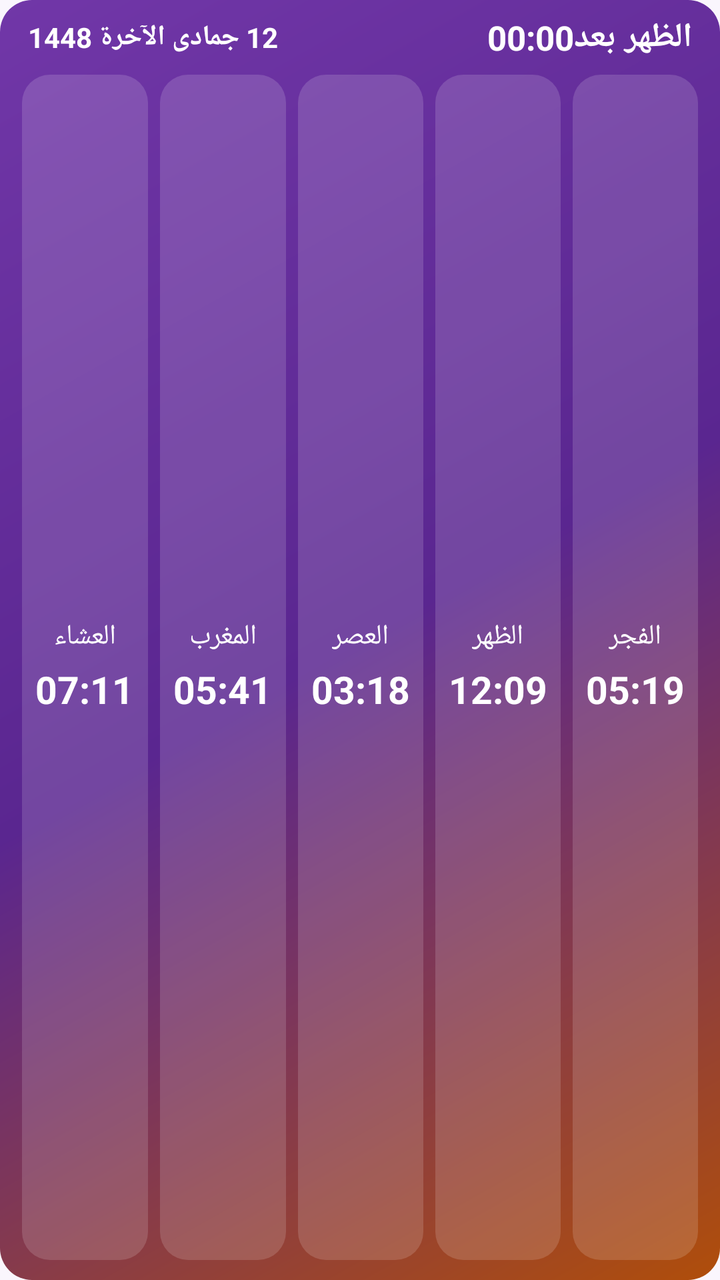
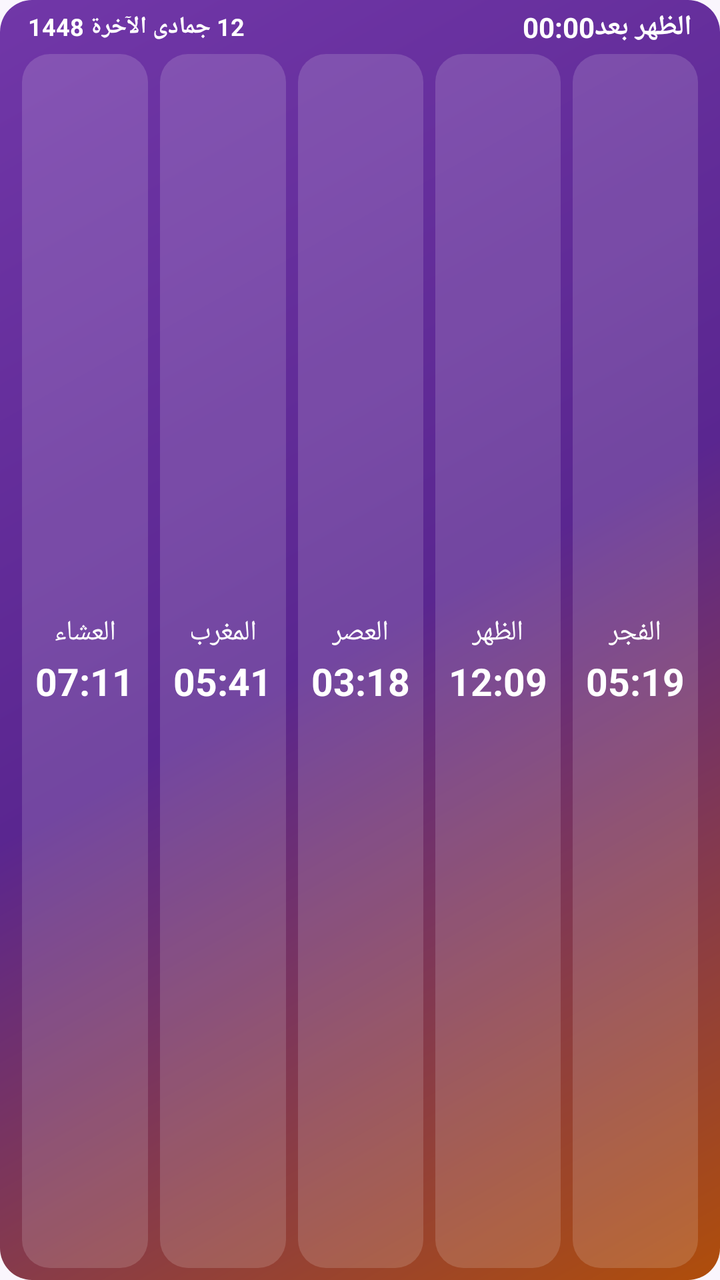

Two renders of the same Android screen: before a commit and after it. Below are the layout's source before the change and the commit's diff.
<!-- AndroidManifest.xml: application theme AppTheme -->
<!-- res/layout/widget_day_cards.xml -->
<?xml version="1.0" encoding="utf-8"?>
<FrameLayout xmlns:android="http://schemas.android.com/apk/res/android" android:id="@+id/widget_root" android:layout_width="match_parent" android:layout_height="match_parent" android:layoutDirection="rtl">
    <ImageView android:id="@+id/wbg" android:layout_width="match_parent" android:layout_height="match_parent" android:scaleType="fitXY" android:src="@drawable/wbg_grad_1" android:contentDescription="@null" />
    <LinearLayout android:layout_width="match_parent" android:layout_height="match_parent" android:orientation="vertical">
        <LinearLayout android:id="@+id/w_head" android:layout_width="match_parent" android:layout_height="wrap_content" android:orientation="horizontal" android:gravity="center_vertical" android:paddingStart="14dp" android:paddingEnd="14dp" android:paddingTop="7dp" android:paddingBottom="7dp" >
            <TextView android:id="@+id/w_next" android:layout_width="wrap_content" android:layout_height="wrap_content" android:text="الظهر بعد" android:textColor="#FFFFFF" android:textSize="17dp" android:textStyle="bold" android:maxLines="1" />
            <Chronometer android:id="@+id/w_chrono" android:layout_width="wrap_content" android:layout_height="wrap_content" android:layout_marginStart="6dp" android:textColor="#FFFFFF" android:textSize="17dp" android:textStyle="bold" android:layoutDirection="ltr" />
            <TextView android:id="@+id/w_cd" android:layout_width="wrap_content" android:layout_height="wrap_content" android:visibility="gone" />
            <TextView android:id="@+id/w_label" android:layout_width="wrap_content" android:layout_height="wrap_content" android:visibility="gone" />
            <TextView android:id="@+id/w_city" android:layout_width="0dp" android:layout_height="wrap_content" android:layout_weight="1" android:layout_marginStart="8dp" android:textColor="#E6D6F5" android:textSize="11dp" android:maxLines="1" android:ellipsize="end" />
            <TextView android:id="@+id/w_hijri" android:layout_width="wrap_content" android:layout_height="wrap_content" android:text="12 جمادى الآخرة 1448" android:textColor="#FFFFFF" android:textSize="14dp" android:textStyle="bold" android:maxLines="1" android:ellipsize="end" />
        </LinearLayout>
        <LinearLayout android:layout_width="match_parent" android:layout_height="0dp" android:layout_weight="1" android:orientation="horizontal" android:gravity="center_vertical" android:paddingStart="8dp" android:paddingEnd="8dp" android:paddingBottom="10dp">
            <LinearLayout android:id="@+id/c0" android:layout_width="0dp" android:layout_height="match_parent" android:layout_weight="1" android:orientation="vertical" android:gravity="center" android:layout_marginStart="3dp" android:layout_marginEnd="3dp" android:background="@drawable/w_tile_l">
                <TextView android:id="@+id/n0" android:layout_width="wrap_content" android:layout_height="wrap_content" android:text="الفجر" android:textColor="#FFFFFF" android:textSize="14dp" android:maxLines="1" />
                <TextView android:id="@+id/t0" android:layout_width="wrap_content" android:layout_height="wrap_content" android:layout_marginTop="3dp" android:paddingStart="5dp" android:paddingEnd="5dp" android:paddingTop="1dp" android:paddingBottom="1dp" android:text="05:19" android:textColor="#FFFFFF" android:textSize="19dp" android:textStyle="bold" android:maxLines="1" />
            </LinearLayout>
            <LinearLayout android:id="@+id/c1" android:layout_width="0dp" android:layout_height="match_parent" android:layout_weight="1" android:orientation="vertical" android:gravity="center" android:layout_marginStart="3dp" android:layout_marginEnd="3dp" android:background="@drawable/w_tile_l">
                <TextView android:id="@+id/n1" android:layout_width="wrap_content" android:layout_height="wrap_content" android:text="الظهر" android:textColor="#FFFFFF" android:textSize="14dp" android:maxLines="1" />
                <TextView android:id="@+id/t1" android:layout_width="wrap_content" android:layout_height="wrap_content" android:layout_marginTop="3dp" android:paddingStart="5dp" android:paddingEnd="5dp" android:paddingTop="1dp" android:paddingBottom="1dp" android:text="12:09" android:textColor="#FFFFFF" android:textSize="19dp" android:textStyle="bold" android:maxLines="1" />
            </LinearLayout>
            <LinearLayout android:id="@+id/c2" android:layout_width="0dp" android:layout_height="match_parent" android:layout_weight="1" android:orientation="vertical" android:gravity="center" android:layout_marginStart="3dp" android:layout_marginEnd="3dp" android:background="@drawable/w_tile_l">
                <TextView android:id="@+id/n2" android:layout_width="wrap_content" android:layout_height="wrap_content" android:text="العصر" android:textColor="#FFFFFF" android:textSize="14dp" android:maxLines="1" />
                <TextView android:id="@+id/t2" android:layout_width="wrap_content" android:layout_height="wrap_content" android:layout_marginTop="3dp" android:paddingStart="5dp" android:paddingEnd="5dp" android:paddingTop="1dp" android:paddingBottom="1dp" android:text="03:18" android:textColor="#FFFFFF" android:textSize="19dp" android:textStyle="bold" android:maxLines="1" />
            </LinearLayout>
            <LinearLayout android:id="@+id/c3" android:layout_width="0dp" android:layout_height="match_parent" android:layout_weight="1" android:orientation="vertical" android:gravity="center" android:layout_marginStart="3dp" android:layout_marginEnd="3dp" android:background="@drawable/w_tile_l">
                <TextView android:id="@+id/n3" android:layout_width="wrap_content" android:layout_height="wrap_content" android:text="المغرب" android:textColor="#FFFFFF" android:textSize="14dp" android:maxLines="1" />
                <TextView android:id="@+id/t3" android:layout_width="wrap_content" android:layout_height="wrap_content" android:layout_marginTop="3dp" android:paddingStart="5dp" android:paddingEnd="5dp" android:paddingTop="1dp" android:paddingBottom="1dp" android:text="05:41" android:textColor="#FFFFFF" android:textSize="19dp" android:textStyle="bold" android:maxLines="1" />
            </LinearLayout>
            <LinearLayout android:id="@+id/c4" android:layout_width="0dp" android:layout_height="match_parent" android:layout_weight="1" android:orientation="vertical" android:gravity="center" android:layout_marginStart="3dp" android:layout_marginEnd="3dp" android:background="@drawable/w_tile_l">
                <TextView android:id="@+id/n4" android:layout_width="wrap_content" android:layout_height="wrap_content" android:text="العشاء" android:textColor="#FFFFFF" android:textSize="14dp" android:maxLines="1" />
                <TextView android:id="@+id/t4" android:layout_width="wrap_content" android:layout_height="wrap_content" android:layout_marginTop="3dp" android:paddingStart="5dp" android:paddingEnd="5dp" android:paddingTop="1dp" android:paddingBottom="1dp" android:text="07:11" android:textColor="#FFFFFF" android:textSize="19dp" android:textStyle="bold" android:maxLines="1" />
            </LinearLayout>
        </LinearLayout>
    </LinearLayout>
</FrameLayout>
<!-- resources referenced by this layout -->
<resources>
  <!-- drawable w_tile_l (drawable) -->
  <?xml version="1.0" encoding="utf-8"?>
  <shape xmlns:android="http://schemas.android.com/apk/res/android" android:shape="rectangle">
      <solid android:color="#26FFFFFF" />
      <corners android:radius="14dp" />
  </shape>
  <!-- drawable wbg_grad_1 (drawable) -->
  <?xml version="1.0" encoding="utf-8"?>
  <shape xmlns:android="http://schemas.android.com/apk/res/android" android:shape="rectangle">
      <gradient android:angle="315" android:startColor="#7137A8" android:centerColor="#5A2690" android:endColor="#B04E0A" />
      <corners android:radius="16dp" />
  </shape>
  <style name="AppTheme" parent="@android:style/Theme.Material.Light.NoActionBar">
          <item name="android:windowBackground">@color/bg</item>
          <item name="android:statusBarColor">@color/bg</item>
          <item name="android:navigationBarColor">@color/bg</item>
          <item name="android:colorAccent">@color/orange</item>
          <item name="android:colorPrimary">@color/purple</item>
      </style>
  <color name="bg">#FAF6FD</color>
  <color name="orange">#F28A32</color>
  <color name="purple">#7137A8</color>
</resources>

<!-- the commit's change to res/layout/widget_day_cards.xml (unified diff, before → after) -->
@@ -1,35 +1,36 @@
 <?xml version="1.0" encoding="utf-8"?>
 <FrameLayout xmlns:android="http://schemas.android.com/apk/res/android" android:id="@+id/widget_root" android:layout_width="match_parent" android:layout_height="match_parent" android:layoutDirection="rtl">
-    <ImageView android:id="@+id/wbg" android:layout_width="match_parent" android:layout_height="match_parent" android:scaleType="fitXY" android:src="@drawable/wbg_grad_1" android:contentDescription="@null" />
+    <ImageView android:id="@+id/wbg" android:layout_width="match_parent" android:layout_height="match_parent" android:clipToOutline="true" android:scaleType="fitXY" android:src="@drawable/wbg_grad_1" android:contentDescription="@null" />
     <LinearLayout android:layout_width="match_parent" android:layout_height="match_parent" android:orientation="vertical">
-        <LinearLayout android:id="@+id/w_head" android:layout_width="match_parent" android:layout_height="wrap_content" android:orientation="horizontal" android:gravity="center_vertical" android:paddingStart="14dp" android:paddingEnd="14dp" android:paddingTop="7dp" android:paddingBottom="7dp" >
-            <TextView android:id="@+id/w_next" android:layout_width="wrap_content" android:layout_height="wrap_content" android:text="الظهر بعد" android:textColor="#FFFFFF" android:textSize="17dp" android:textStyle="bold" android:maxLines="1" />
-            <Chronometer android:id="@+id/w_chrono" android:layout_width="wrap_content" android:layout_height="wrap_content" android:layout_marginStart="6dp" android:textColor="#FFFFFF" android:textSize="17dp" android:textStyle="bold" android:layoutDirection="ltr" />
+        <LinearLayout android:id="@+id/w_head" android:layout_width="match_parent" android:layout_height="wrap_content" android:orientation="horizontal" android:gravity="center_vertical" android:paddingStart="14dp" android:paddingEnd="14dp" android:paddingTop="4dp" android:paddingBottom="4dp" >
+            <TextView android:id="@+id/w_next" android:layout_width="wrap_content" android:layout_height="wrap_content" android:text="الظهر بعد" android:textColor="#FFFFFF" android:textSize="14dp" android:textStyle="bold" android:maxLines="1" />
+            <Chronometer android:id="@+id/w_chrono" android:layout_width="wrap_content" android:layout_height="wrap_content" android:layout_marginStart="6dp" android:textColor="#FFFFFF" android:textSize="14dp" android:textStyle="bold" android:layoutDirection="ltr" />
             <TextView android:id="@+id/w_cd" android:layout_width="wrap_content" android:layout_height="wrap_content" android:visibility="gone" />
             <TextView android:id="@+id/w_label" android:layout_width="wrap_content" android:layout_height="wrap_content" android:visibility="gone" />
             <TextView android:id="@+id/w_city" android:layout_width="0dp" android:layout_height="wrap_content" android:layout_weight="1" android:layout_marginStart="8dp" android:textColor="#E6D6F5" android:textSize="11dp" android:maxLines="1" android:ellipsize="end" />
-            <TextView android:id="@+id/w_hijri" android:layout_width="wrap_content" android:layout_height="wrap_content" android:text="12 جمادى الآخرة 1448" android:textColor="#FFFFFF" android:textSize="14dp" android:textStyle="bold" android:maxLines="1" android:ellipsize="end" />
+            <TextView android:id="@+id/w_weather" android:layout_width="wrap_content" android:layout_height="wrap_content" android:layout_marginEnd="8dp" android:textColor="#FFFFFF" android:textSize="12dp" android:textStyle="bold" android:maxLines="1" android:visibility="gone" />
+            <TextView android:id="@+id/w_hijri" android:layout_width="wrap_content" android:layout_height="wrap_content" android:text="12 جمادى الآخرة 1448" android:textColor="#FFFFFF" android:textSize="12dp" android:textStyle="bold" android:maxLines="1" android:ellipsize="end" />
         </LinearLayout>
-        <LinearLayout android:layout_width="match_parent" android:layout_height="0dp" android:layout_weight="1" android:orientation="horizontal" android:gravity="center_vertical" android:paddingStart="8dp" android:paddingEnd="8dp" android:paddingBottom="10dp">
+        <LinearLayout android:layout_width="match_parent" android:layout_height="0dp" android:layout_weight="1" android:orientation="horizontal" android:gravity="center_vertical" android:paddingStart="8dp" android:paddingEnd="8dp" android:paddingBottom="6dp">
             <LinearLayout android:id="@+id/c0" android:layout_width="0dp" android:layout_height="match_parent" android:layout_weight="1" android:orientation="vertical" android:gravity="center" android:layout_marginStart="3dp" android:layout_marginEnd="3dp" android:background="@drawable/w_tile_l">
                 <TextView android:id="@+id/n0" android:layout_width="wrap_content" android:layout_height="wrap_content" android:text="الفجر" android:textColor="#FFFFFF" android:textSize="14dp" android:maxLines="1" />
-                <TextView android:id="@+id/t0" android:layout_width="wrap_content" android:layout_height="wrap_content" android:layout_marginTop="3dp" android:paddingStart="5dp" android:paddingEnd="5dp" android:paddingTop="1dp" android:paddingBottom="1dp" android:text="05:19" android:textColor="#FFFFFF" android:textSize="19dp" android:textStyle="bold" android:maxLines="1" />
+                <TextView android:id="@+id/t0" android:layout_width="wrap_content" android:layout_height="wrap_content" android:layout_marginTop="1dp" android:paddingStart="5dp" android:paddingEnd="5dp" android:paddingTop="1dp" android:paddingBottom="1dp" android:text="05:19" android:textColor="#FFFFFF" android:textSize="19dp" android:textStyle="bold" android:maxLines="1" />
             </LinearLayout>
             <LinearLayout android:id="@+id/c1" android:layout_width="0dp" android:layout_height="match_parent" android:layout_weight="1" android:orientation="vertical" android:gravity="center" android:layout_marginStart="3dp" android:layout_marginEnd="3dp" android:background="@drawable/w_tile_l">
                 <TextView android:id="@+id/n1" android:layout_width="wrap_content" android:layout_height="wrap_content" android:text="الظهر" android:textColor="#FFFFFF" android:textSize="14dp" android:maxLines="1" />
-                <TextView android:id="@+id/t1" android:layout_width="wrap_content" android:layout_height="wrap_content" android:layout_marginTop="3dp" android:paddingStart="5dp" android:paddingEnd="5dp" android:paddingTop="1dp" android:paddingBottom="1dp" android:text="12:09" android:textColor="#FFFFFF" android:textSize="19dp" android:textStyle="bold" android:maxLines="1" />
+                <TextView android:id="@+id/t1" android:layout_width="wrap_content" android:layout_height="wrap_content" android:layout_marginTop="1dp" android:paddingStart="5dp" android:paddingEnd="5dp" android:paddingTop="1dp" android:paddingBottom="1dp" android:text="12:09" android:textColor="#FFFFFF" android:textSize="19dp" android:textStyle="bold" android:maxLines="1" />
             </LinearLayout>
             <LinearLayout android:id="@+id/c2" android:layout_width="0dp" android:layout_height="match_parent" android:layout_weight="1" android:orientation="vertical" android:gravity="center" android:layout_marginStart="3dp" android:layout_marginEnd="3dp" android:background="@drawable/w_tile_l">
                 <TextView android:id="@+id/n2" android:layout_width="wrap_content" android:layout_height="wrap_content" android:text="العصر" android:textColor="#FFFFFF" android:textSize="14dp" android:maxLines="1" />
-                <TextView android:id="@+id/t2" android:layout_width="wrap_content" android:layout_height="wrap_content" android:layout_marginTop="3dp" android:paddingStart="5dp" android:paddingEnd="5dp" android:paddingTop="1dp" android:paddingBottom="1dp" android:text="03:18" android:textColor="#FFFFFF" android:textSize="19dp" android:textStyle="bold" android:maxLines="1" />
+                <TextView android:id="@+id/t2" android:layout_width="wrap_content" android:layout_height="wrap_content" android:layout_marginTop="1dp" android:paddingStart="5dp" android:paddingEnd="5dp" android:paddingTop="1dp" android:paddingBottom="1dp" android:text="03:18" android:textColor="#FFFFFF" android:textSize="19dp" android:textStyle="bold" android:maxLines="1" />
             </LinearLayout>
             <LinearLayout android:id="@+id/c3" android:layout_width="0dp" android:layout_height="match_parent" android:layout_weight="1" android:orientation="vertical" android:gravity="center" android:layout_marginStart="3dp" android:layout_marginEnd="3dp" android:background="@drawable/w_tile_l">
                 <TextView android:id="@+id/n3" android:layout_width="wrap_content" android:layout_height="wrap_content" android:text="المغرب" android:textColor="#FFFFFF" android:textSize="14dp" android:maxLines="1" />
-                <TextView android:id="@+id/t3" android:layout_width="wrap_content" android:layout_height="wrap_content" android:layout_marginTop="3dp" android:paddingStart="5dp" android:paddingEnd="5dp" android:paddingTop="1dp" android:paddingBottom="1dp" android:text="05:41" android:textColor="#FFFFFF" android:textSize="19dp" android:textStyle="bold" android:maxLines="1" />
+                <TextView android:id="@+id/t3" android:layout_width="wrap_content" android:layout_height="wrap_content" android:layout_marginTop="1dp" android:paddingStart="5dp" android:paddingEnd="5dp" android:paddingTop="1dp" android:paddingBottom="1dp" android:text="05:41" android:textColor="#FFFFFF" android:textSize="19dp" android:textStyle="bold" android:maxLines="1" />
             </LinearLayout>
             <LinearLayout android:id="@+id/c4" android:layout_width="0dp" android:layout_height="match_parent" android:layout_weight="1" android:orientation="vertical" android:gravity="center" android:layout_marginStart="3dp" android:layout_marginEnd="3dp" android:background="@drawable/w_tile_l">
                 <TextView android:id="@+id/n4" android:layout_width="wrap_content" android:layout_height="wrap_content" android:text="العشاء" android:textColor="#FFFFFF" android:textSize="14dp" android:maxLines="1" />
-                <TextView android:id="@+id/t4" android:layout_width="wrap_content" android:layout_height="wrap_content" android:layout_marginTop="3dp" android:paddingStart="5dp" android:paddingEnd="5dp" android:paddingTop="1dp" android:paddingBottom="1dp" android:text="07:11" android:textColor="#FFFFFF" android:textSize="19dp" android:textStyle="bold" android:maxLines="1" />
+                <TextView android:id="@+id/t4" android:layout_width="wrap_content" android:layout_height="wrap_content" android:layout_marginTop="1dp" android:paddingStart="5dp" android:paddingEnd="5dp" android:paddingTop="1dp" android:paddingBottom="1dp" android:text="07:11" android:textColor="#FFFFFF" android:textSize="19dp" android:textStyle="bold" android:maxLines="1" />
             </LinearLayout>
         </LinearLayout>
     </LinearLayout>
